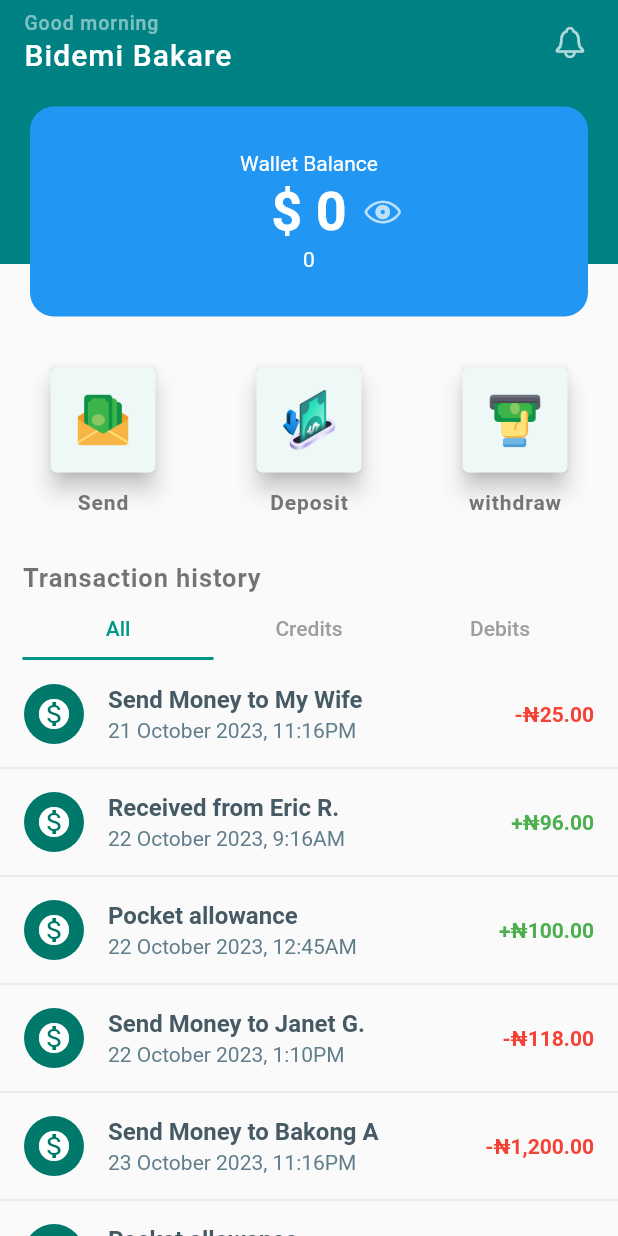
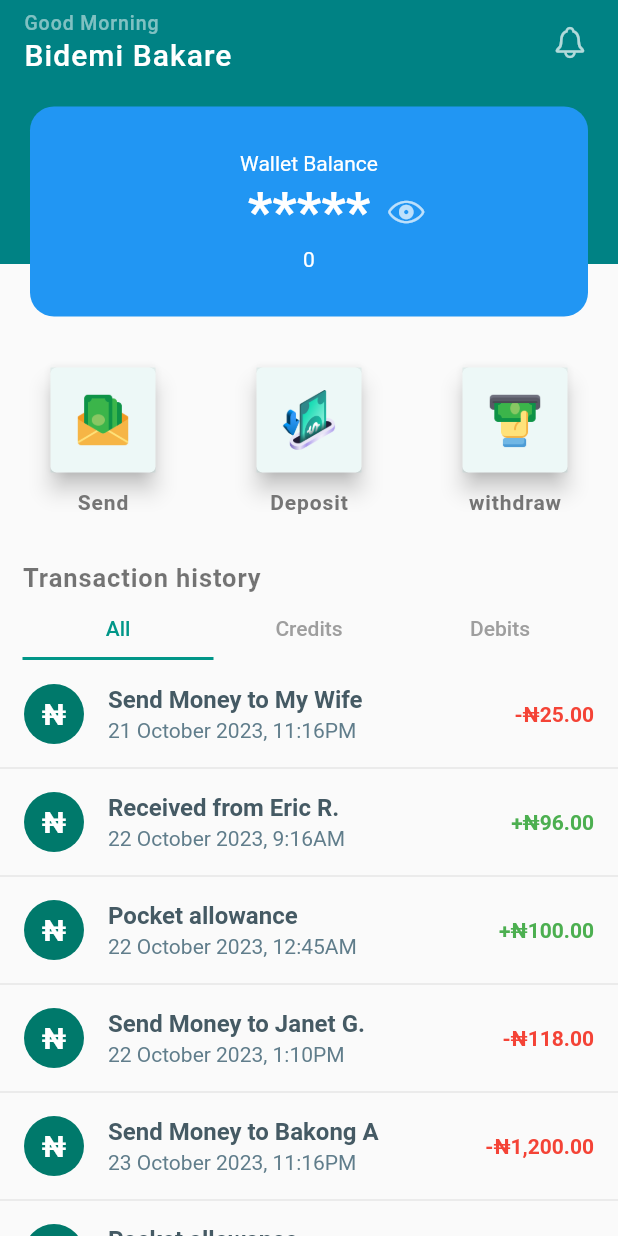
Before and after one commit to Toffee23/Bank, a Flutter app: the HomePage screen opened directly, after a tap on an icon or button, on a phone screen of 412 x 824 dp. Run offline on Flutter 3.47's test engine with Material 2 defaults, Android fonts, the phone set to English and light mode, and no system bars; our stand-ins replace flutter_riverpod, google_fonts, vibration.

Commit message:
new updates

```diff
--- a/lib/pages/home_page.dart
+++ b/lib/pages/home_page.dart
@@ -26,13 +26,7 @@ class HomePage extends ConsumerWidget {
         title: Column(
           crossAxisAlignment: CrossAxisAlignment.start,
           children: <Widget>[
-            Text(
-              'Good morning',
-              style: TextStyle(
-                  fontSize: 13,
-                  letterSpacing: .6,
-                  color: Colors.white70.withOpacity(.5)),
-            ),
+            _getDayWidget(),
             const SizedBox(height: 2.0),
             Text(
               'Bidemi Bakare',
@@ -231,3 +225,29 @@ final transactions = [
     'date': '21 October 2023, 11:16PM'
   },
 ];
+
+Widget _getDayWidget() {
+  final now = DateTime.now();
+  if (now.hour < 12) {
+    return Text(
+      'Good Morning',
+      style: TextStyle(
+          fontSize: 13,
+          letterSpacing: .6,
+          color: Colors.white70.withOpacity(.5)),
+    );
+  } else if (now.hour > 11 && now.hour < 17) {
+    return Text(
+      'Good Afternoon',
+      style: TextStyle(
+          fontSize: 13,
+          letterSpacing: .6,
+          color: Colors.white70.withOpacity(.5)),
+    );
+  }
+  return Text(
+    'Good evening',
+    style: TextStyle(
+        fontSize: 13, letterSpacing: .6, color: Colors.white70.withOpacity(.5)),
+  );
+}
--- a/lib/widgets/my_card.dart
+++ b/lib/widgets/my_card.dart
@@ -1,7 +1,7 @@
 import "package:flutter/cupertino.dart";
 import "package:flutter/material.dart";
 
-class MyCard extends StatelessWidget {
+class MyCard extends StatefulWidget {
   final String balance;
   final int phoneNumber;
   final Color color;
@@ -14,13 +14,20 @@ class MyCard extends StatelessWidget {
   }) : super(key: key);
 
   @override
+  State<MyCard> createState() => _MyCardState();
+}
+
+class _MyCardState extends State<MyCard> {
+  bool isVisible = true;
+
+  @override
   Widget build(BuildContext context) {
     return Padding(
       padding: const EdgeInsets.fromLTRB(20, 15.0, 20, 0),
       child: Container(
         height: 140,
         decoration: BoxDecoration(
-          color: color,
+          color: widget.color,
           borderRadius: BorderRadius.circular(16),
         ),
         child: Column(
@@ -38,7 +45,7 @@ class MyCard extends StatelessWidget {
                 Padding(
                   padding: const EdgeInsets.only(left: 48.0),
                   child: Text(
-                    '\$ $balance',
+                    isVisible ? '\u20a6 ${widget.balance}' : '*****',
                     style: const TextStyle(
                       color: Colors.white,
                       fontSize: 36,
@@ -51,7 +58,11 @@ class MyCard extends StatelessWidget {
                   clipBehavior: Clip.hardEdge,
                   shape: const CircleBorder(),
                   child: IconButton(
-                    onPressed: () {},
+                    onPressed: () {
+                      setState(() {
+                        isVisible = !isVisible;
+                      });
+                    },
                     color: Colors.white70,
                     icon: const Icon(CupertinoIcons.eye),
                   ),
@@ -59,7 +70,7 @@ class MyCard extends StatelessWidget {
               ],
             ),
             Text(
-              phoneNumber.toString(),
+              widget.phoneNumber.toString(),
               style: const TextStyle(
                 color: Colors.white,
               ),
--- a/lib/widgets/my_list_tile.dart
+++ b/lib/widgets/my_list_tile.dart
@@ -26,12 +26,9 @@ class MyListTile extends StatelessWidget {
           width: 60,
           padding: const EdgeInsets.all(12),
           decoration: BoxDecoration(
-            color: Colors.grey[100],
-            borderRadius: BorderRadius.circular(12),
-            border: Border.all(
-              color: Colors.grey.shade400.withOpacity(.5)
-            )
-          ),
+              color: Colors.grey[100],
+              borderRadius: BorderRadius.circular(12),
+              border: Border.all(color: Colors.grey.shade400.withOpacity(.5))),
           child: Image.asset(iconImagePath),
         ),
         title: Text(
@@ -67,19 +64,19 @@ class TransactionListTile extends StatelessWidget {
   Widget build(BuildContext context) {
     return DecoratedBox(
       decoration: BoxDecoration(
-        color: isEven == true
-          ? Colors.grey.shade100 : null,
+        color: isEven == true ? Colors.grey.shade100 : null,
       ),
       child: ListTile(
         leading: const CircleAvatar(
-          child: Icon(Icons.monetization_on),
-        ), //transaction
+            child: Text(
+          '\u20a6',
+          style: TextStyle(fontSize: 20, fontWeight: FontWeight.bold),
+        )), //transaction
         title: Text(transaction.description,
             style: TextStyle(
                 fontSize: 16,
                 fontWeight: FontWeight.bold,
-                color: Colors.blueGrey.shade700)
-        ),
+                color: Colors.blueGrey.shade700)),
         subtitle: Text(
           transaction.date,
           style: const TextStyle(color: Colors.blueGrey),
@@ -88,9 +85,7 @@ class TransactionListTile extends StatelessWidget {
           '${transaction.type == 'credit' ? '+' : '-'}${transaction.amount}',
           style: TextStyle(
               fontWeight: FontWeight.bold,
-              color: transaction.type == 'credit'
-                  ? Colors.green
-                  : Colors.red),
+              color: transaction.type == 'credit' ? Colors.green : Colors.red),
         ), // Transaction amount
         onTap: () {
           // Handle onTap event (if needed)
```
